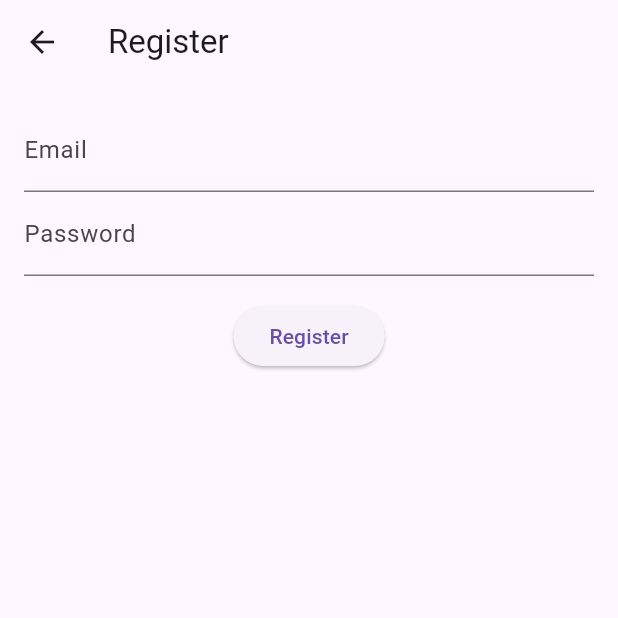
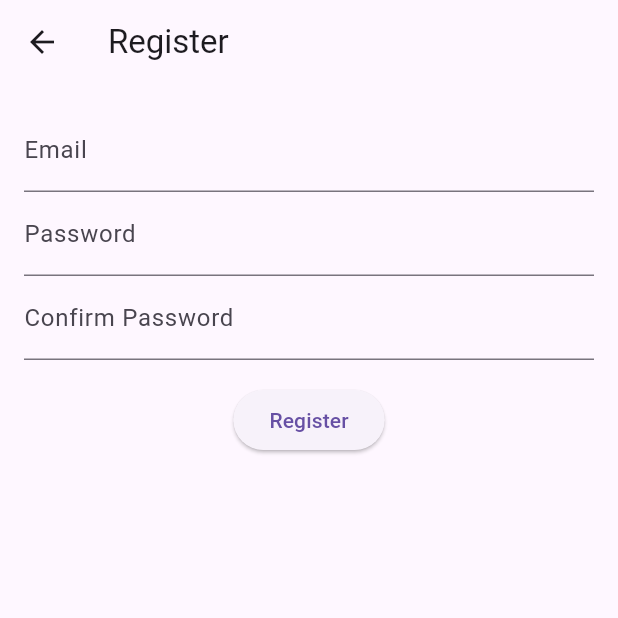
Before and after one commit to Chentiwuni/todo, a Flutter app: the RegisterScreen screen opened directly, on a phone screen of 412 x 824 dp, the top half of it. Run offline on Flutter 3.47's test engine with Material 3 defaults, Android fonts, the phone set to English and light mode, and no system bars; our stand-ins replace cloud_firestore, firebase_analytics, firebase_auth, firebase_core; accounts and stored records are empty.

Commit message:
added password confirmation during registering

```diff
--- a/lib/screens/register_screen.dart
+++ b/lib/screens/register_screen.dart
@@ -13,12 +13,21 @@ class RegisterScreen extends StatefulWidget {
 class _RegisterScreenState extends State<RegisterScreen> {
   final _emailController = TextEditingController();
   final _passwordController = TextEditingController();
+  final _confirmPasswordController = TextEditingController();
   final _authService = AuthService();
   String? _error;
 
   void _register() async {
+    if (_passwordController.text != _confirmPasswordController.text) {
+      setState(() => _error = "Passwords do not match.");
+      return;
+    }
+
     try {
-      await _authService.register(_emailController.text, _passwordController.text);
+      await _authService.register(
+        _emailController.text.trim(),
+        _passwordController.text.trim(),
+      );
       Navigator.pushReplacement(context, MaterialPageRoute(builder: (_) => const HomeScreen()));
     } on FirebaseAuthException catch (e) {
       setState(() => _error = e.message);
@@ -33,11 +42,27 @@ class _RegisterScreenState extends State<RegisterScreen> {
         padding: const EdgeInsets.all(16),
         child: Column(
           children: [
-            if (_error != null) Text(_error!, style: const TextStyle(color: Colors.red)),
-            TextField(controller: _emailController, decoration: const InputDecoration(labelText: "Email")),
-            TextField(controller: _passwordController, decoration: const InputDecoration(labelText: "Password"), obscureText: true),
+            if (_error != null)
+              Text(_error!, style: const TextStyle(color: Colors.red)),
+            TextField(
+              controller: _emailController,
+              decoration: const InputDecoration(labelText: "Email"),
+            ),
+            TextField(
+              controller: _passwordController,
+              decoration: const InputDecoration(labelText: "Password"),
+              obscureText: true,
+            ),
+            TextField(
+              controller: _confirmPasswordController,
+              decoration: const InputDecoration(labelText: "Confirm Password"),
+              obscureText: true,
+            ),
             const SizedBox(height: 16),
-            ElevatedButton(onPressed: _register, child: const Text("Register")),
+            ElevatedButton(
+              onPressed: _register,
+              child: const Text("Register"),
+            ),
           ],
         ),
       ),
```
Also changed, not shown: lib/screens/home_screen.dart (+13 -2 lines).
